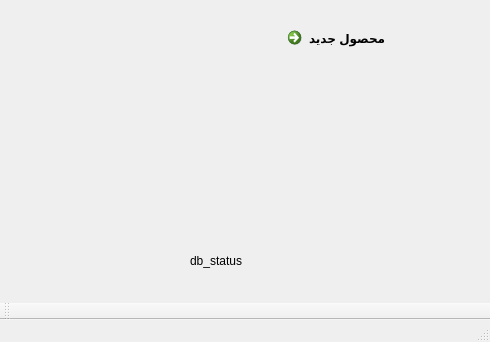
Old version of the form mainwindow.ui in the repository mmoallemi99/AP-Final-Project.
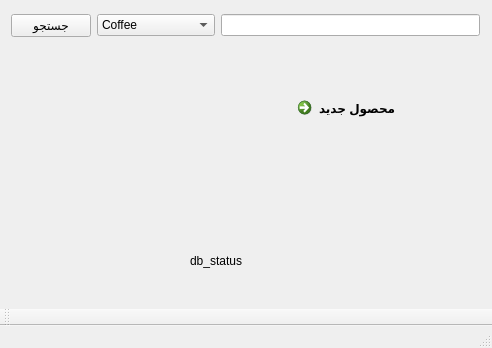
New version of the form.

Diff of the .ui file:
```diff
--- a/mainwindow.ui
+++ b/mainwindow.ui
@@ -6,8 +6,8 @@
    <rect>
     <x>0</x>
     <y>0</y>
-    <width>490</width>
-    <height>342</height>
+    <width>492</width>
+    <height>348</height>
    </rect>
   </property>
   <property name="windowTitle">
@@ -23,8 +23,8 @@
    <widget class="QCommandLinkButton" name="new_product">
     <property name="geometry">
      <rect>
-      <x>280</x>
-      <y>20</y>
+      <x>290</x>
+      <y>90</y>
       <width>177</width>
       <height>41</height>
      </rect>
@@ -46,6 +46,62 @@
      <string>db_status</string>
     </property>
    </widget>
+   <widget class="QWidget" name="horizontalLayoutWidget">
+    <property name="geometry">
+     <rect>
+      <x>0</x>
+      <y>-10</y>
+      <width>491</width>
+      <height>71</height>
+     </rect>
+    </property>
+    <layout class="QHBoxLayout" name="search_box">
+     <item>
+      <widget class="QPushButton" name="search">
+       <property name="text">
+        <string>جستجو</string>
+       </property>
+      </widget>
+     </item>
+     <item>
+      <widget class="QComboBox" name="type_select">
+       <item>
+        <property name="text">
+         <string>Coffee</string>
+        </property>
+       </item>
+       <item>
+        <property name="text">
+         <string>Toys</string>
+        </property>
+       </item>
+       <item>
+        <property name="text">
+         <string>Food</string>
+        </property>
+       </item>
+       <item>
+        <property name="text">
+         <string>Movies</string>
+        </property>
+       </item>
+       <item>
+        <property name="text">
+         <string>Household Stuff</string>
+        </property>
+       </item>
+       <item>
+        <property name="text">
+         <string>Music</string>
+        </property>
+       </item>
+      </widget>
+     </item>
+     <item>
+      <widget class="QLineEdit" name="search_input"/>
+     </item>
+    </layout>
+   </widget>
   </widget>
   <widget class="QMenuBar" name="menuBar">
    <property name="geometry">
```
Left out of the diff: 4 changed lines with no effect on the pictures.
